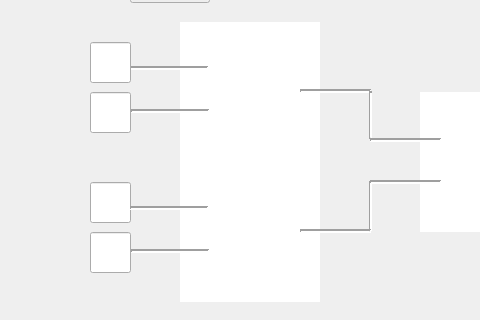
First picture: the form in LevelsView.ui, repository AhmedZ70/BitWise-EducationalApp, before the edit; both pictures show x 0 to 480 and y 231 to 551 of the 1300 by 800 pixel window.
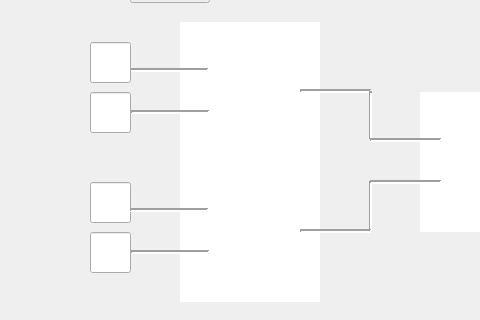
Second picture: the form after the edit. The open tabs and pages were chosen to show the change. Icons and pictures are not drawn. Custom widgets are drawn as their Qt base class.

Patch:
```diff
--- a/LevelsView.ui
+++ b/LevelsView.ui
@@ -2544,7 +2544,7 @@
      <property name="geometry">
       <rect>
        <x>130</x>
-       <y>121</y>
+       <y>123</y>
        <width>78</width>
        <height>16</height>
       </rect>
@@ -2729,7 +2729,7 @@
      <property name="geometry">
       <rect>
        <x>131</x>
-       <y>164</y>
+       <y>165</y>
        <width>78</width>
        <height>16</height>
       </rect>
@@ -2812,7 +2812,7 @@
      <property name="geometry">
       <rect>
        <x>130</x>
-       <y>261</y>
+       <y>263</y>
        <width>78</width>
        <height>16</height>
       </rect>
@@ -2850,7 +2850,7 @@
      <property name="geometry">
       <rect>
        <x>131</x>
-       <y>304</y>
+       <y>305</y>
        <width>78</width>
        <height>16</height>
       </rect>
```
Left out of the diff: 14 changed lines with no effect on the pictures.
